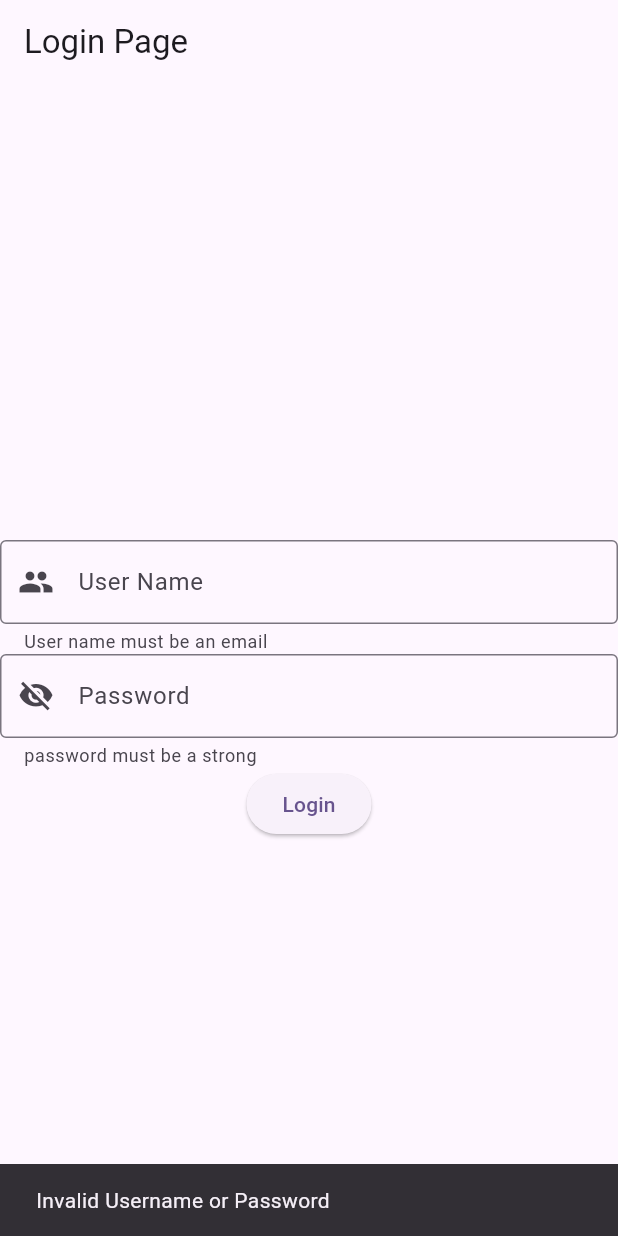
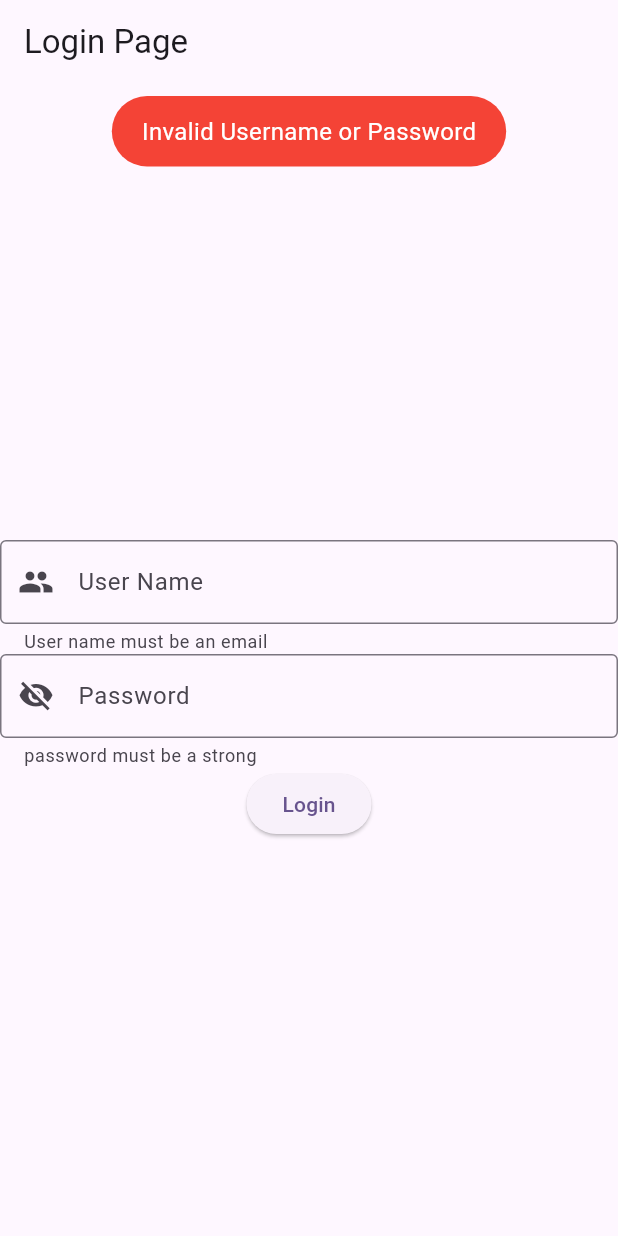
Before and after one commit to Aravind-017/project_june, a Flutter app: the LoginPage screen opened directly, after a tap on "Login", on a phone screen of 412 x 824 dp. Run offline on Flutter 3.47's test engine with Material 2 defaults, Android fonts, the phone set to English and light mode, and no system bars; our stand-ins replace fluttertoast.

Commit message:
initial commit

```diff
--- a/lib/login.dart
+++ b/lib/login.dart
@@ -1,5 +1,6 @@
 import 'package:flutter/material.dart';
 import 'package:project_june/home.dart';
+import 'package:fluttertoast/fluttertoast.dart';
 
 class LoginPage extends StatelessWidget{
 
@@ -52,7 +53,18 @@ class LoginPage extends StatelessWidget{
                 usercontroller.text="";
                 passcontroller.text="";
               }else{
-                ScaffoldMessenger.of(context).showSnackBar(SnackBar(content: Text("Invalid Username or Password")));
+                // ScaffoldMessenger.of(context).showSnackBar(
+                //     const SnackBar(content: Text("Invalid Username or Password"),
+                // backgroundColor: Colors.red,));
+                Fluttertoast.showToast(
+                    msg: "Invalid Username or Password",
+                    toastLength: Toast.LENGTH_SHORT,
+                    gravity: ToastGravity.TOP,
+                    //timeInSecForIosWeb: 1,
+                    backgroundColor: Colors.red,
+                    textColor: Colors.white,
+                    fontSize: 16.0
+                );
               }
             }, child: const Text("Login"))
           ],
--- a/pubspec.yaml
+++ b/pubspec.yaml
@@ -40,6 +40,7 @@ dev_dependencies:
   flutter_test:
     sdk: flutter
   font_awesome_flutter: ^10.5.0
+  fluttertoast: ^8.2.2
 
   # The "flutter_lints" package below contains a set of recommended lints to
   # encourage good coding practices. The lint set provided by the package is
```
Also changed, not shown: pubspec.lock.
